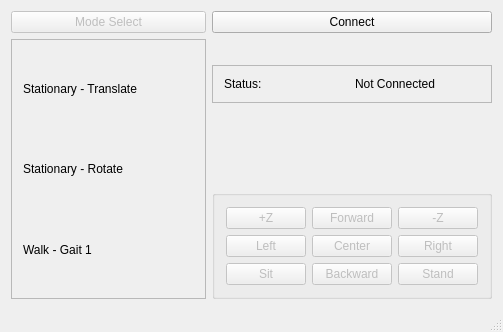
danieljarc/cs467-quadruped, file GUI_source_code/fangcontrol.ui: the form before one commit.
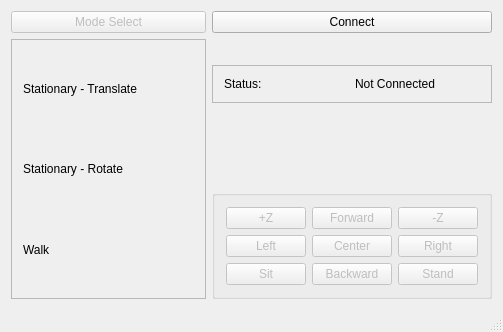
The form after the commit.

Diff of the .ui file:
```diff
--- a/GUI_source_code/fangcontrol.ui
+++ b/GUI_source_code/fangcontrol.ui
@@ -51,7 +51,7 @@
          <item row="2" column="0">
           <widget class="QLabel" name="walk_g1_m">
            <property name="text">
-            <string>Walk - Gait 1</string>
+            <string>Walk</string>
            </property>
           </widget>
          </item>
```
